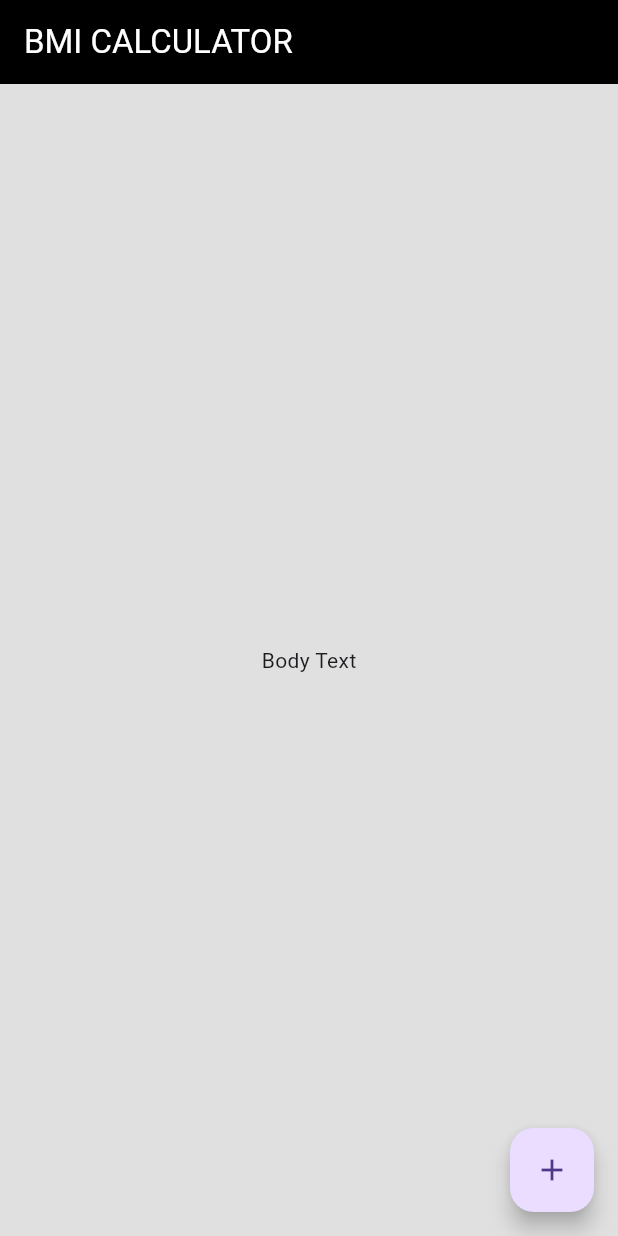
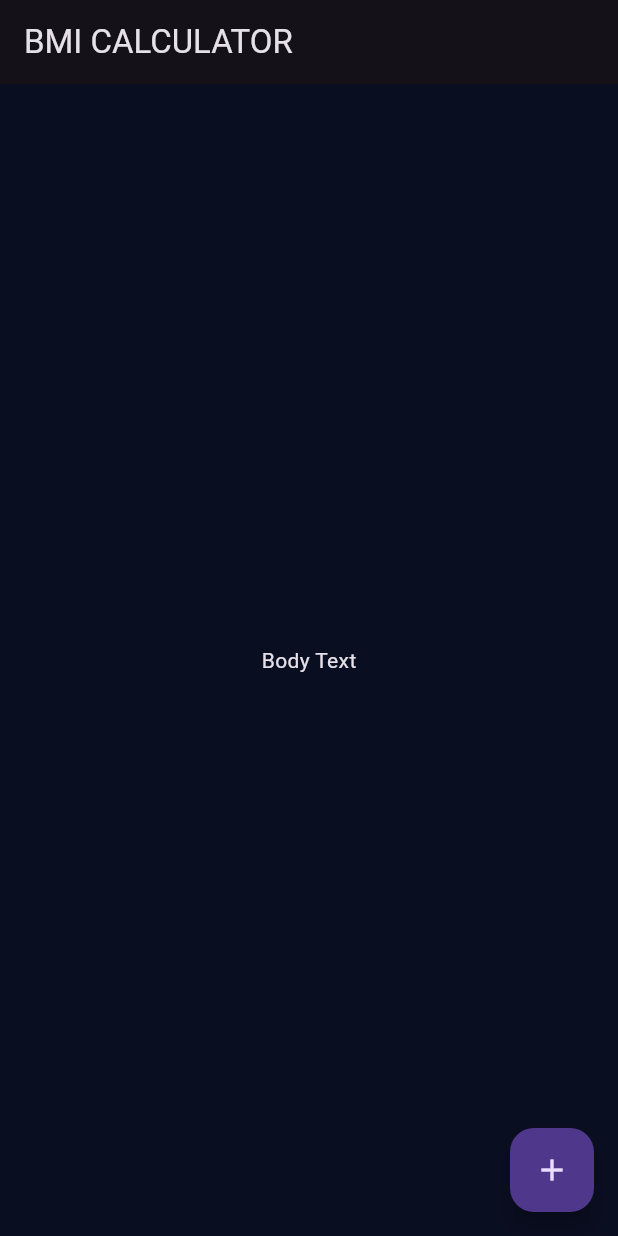
Before and after one commit to bsanderson1981/section12, a Flutter app: the screen it shows after launch, on a phone screen of 412 x 824 dp. Run offline on Flutter 3.47's test engine with Material 3 defaults, Android fonts, the phone set to English and light mode, and no system bars.

Commit message:
section 12 update theme with dark theme and reduced amount of theme code

```diff
--- a/lib/main.dart
+++ b/lib/main.dart
@@ -7,13 +7,9 @@ class BMICalculator extends StatelessWidget {
   @override
   Widget build(BuildContext context) {
     return MaterialApp(
-      theme: ThemeData(
-        scaffoldBackgroundColor: Colors.black12,
-        appBarTheme: AppBarTheme(
-        backgroundColor: Colors.black,       // ✅ Sets AppBar background
-        foregroundColor: Colors.white,       // ✅ Sets text/icon color in AppBar
-      ),
-      hintColor: Colors.grey,
+      theme: ThemeData.dark().copyWith(
+        primaryColor: Color(0xFF0A0E21),
+        scaffoldBackgroundColor: Color(0xFF0A0E21),
     ),
       home: InputPage(),
     );
```
